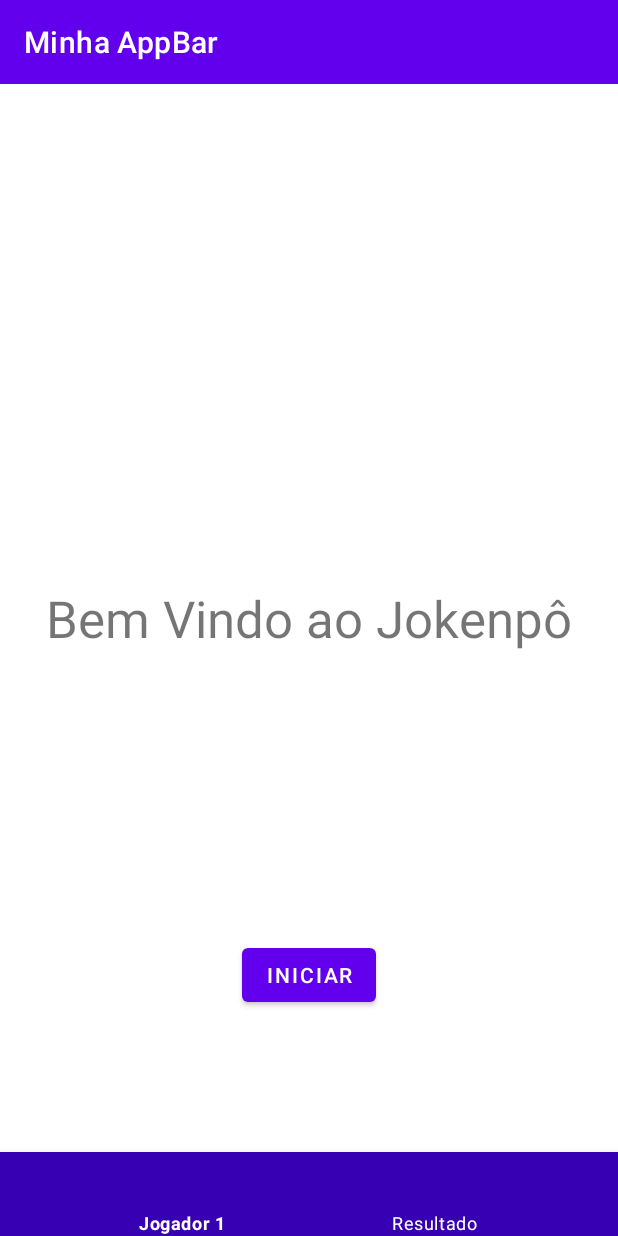
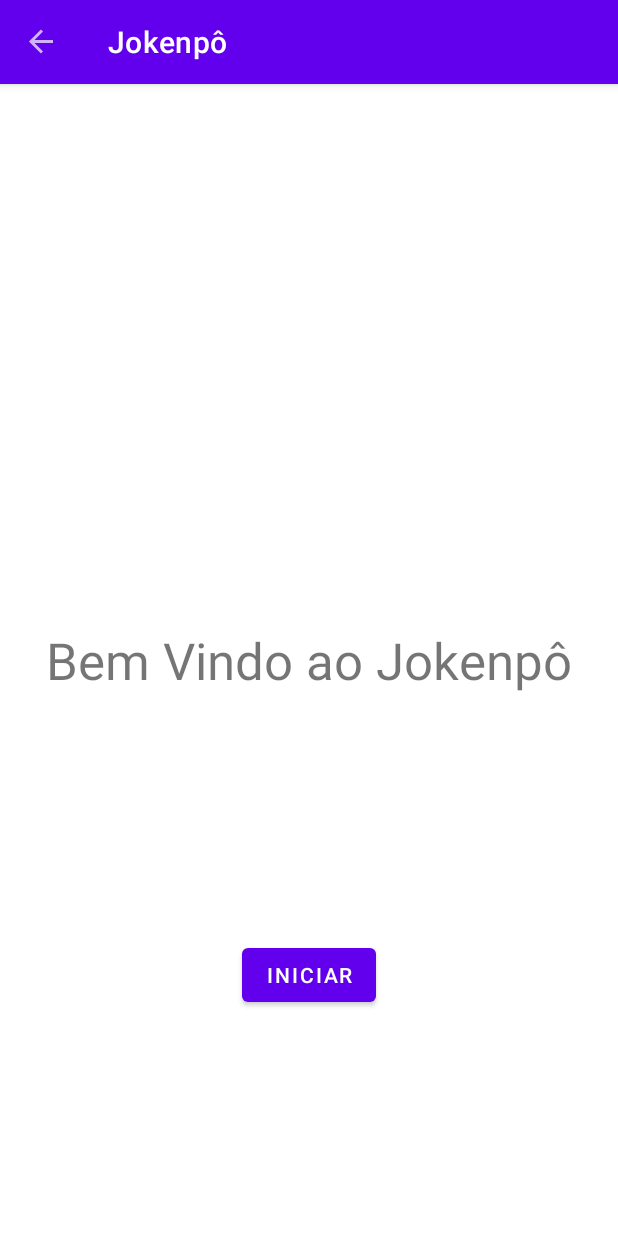
Before and after one commit to giseletoledo/navigation-android, an Android app: the screen it shows after launch (MainActivity), on a phone screen of 412 x 824 dp. Run offline under Robolectric (Android 15) with nearby library versions, the phone set to English and light mode, and no system bars; our stand-ins replace navigation-ui.

Commit message:
corrigindo nome do layout e navegação

```diff
--- a/app/src/main/java/com/ebac/jokenpo/MainActivity.kt
+++ b/app/src/main/java/com/ebac/jokenpo/MainActivity.kt
@@ -1,20 +1,18 @@
 package com.ebac.jokenpo
 
-import android.content.Intent
 import androidx.appcompat.app.AppCompatActivity
 import android.os.Bundle
-import android.view.Menu
-import android.view.MenuItem
-import androidx.core.view.GravityCompat
+import android.view.View
 import androidx.drawerlayout.widget.DrawerLayout
 import androidx.navigation.NavController
 import androidx.navigation.fragment.NavHostFragment
 import androidx.navigation.ui.AppBarConfiguration
+import androidx.navigation.ui.navigateUp
 import androidx.navigation.ui.setupActionBarWithNavController
 import androidx.navigation.ui.setupWithNavController
+import com.ebac.jokenpo.databinding.ActivityMainBinding
 import com.google.android.material.bottomnavigation.BottomNavigationView
 import com.google.android.material.navigation.NavigationView
-import com.ebac.jokenpo.databinding.MainActivityBinding
 
 class MainActivity : AppCompatActivity() {
     lateinit var drawer: DrawerLayout
@@ -22,10 +20,11 @@ class MainActivity : AppCompatActivity() {
     lateinit var bottomNav: BottomNavigationView
 
     lateinit var navController : NavController
+    lateinit var appBarConfiguration: AppBarConfiguration
 
     override fun onCreate(savedInstanceState: Bundle?) {
         super.onCreate(savedInstanceState)
-        val binding = MainActivityBinding.inflate(layoutInflater)
+        val binding = ActivityMainBinding.inflate(layoutInflater)
         val toolbar = binding.toolbar2
 
         setContentView(binding.root)
@@ -39,50 +38,22 @@ class MainActivity : AppCompatActivity() {
         navController = navHostFragment.navController
 
 
-        val appBarConfiguration = AppBarConfiguration(setOf(R.id.playerFragment,R.id.resultFragment), drawer)
+        appBarConfiguration =
+            AppBarConfiguration(setOf(R.id.playerFragment,R.id.resultFragment), drawer)
+
+        navController.addOnDestinationChangedListener{ _, destination, _ ->
+            when(destination.id){
+                R.id.homeFragment -> bottomNav.visibility = View.GONE
+                    else -> bottomNav.visibility = View.VISIBLE
+            }
+        }
 
         setupActionBarWithNavController(navController, appBarConfiguration)
         navDrawer.setupWithNavController(navController)
-
-        setupBottomNavigation()
+        navDrawer.setupWithNavController(navController)
     }
 
-    private fun setupBottomNavigation(){
-        bottomNav.setOnItemSelectedListener {
-                menuItem -> when(menuItem.itemId){
-            R.id.bottom_option_1 -> {
-                carregaPlayer(MainActivity::class.java)
-                true
-            }
-            else -> false
-        }
-        }
+    override fun onSupportNavigateUp(): Boolean {
+       return navController.navigateUp(appBarConfiguration) || super.onSupportNavigateUp()
     }
-
-    private fun carregaPlayer(activity: Class<MainActivity>) {
-        val activityIntent = Intent(this, activity)
-        startActivity(activityIntent)
-    }
-
-    //Abre a drawer navigation essa opção é para AppCompatActivity
-    override fun onSupportNavigateUp(): Boolean {
-        drawer.openDrawer(GravityCompat.START)
-        return true
-    }
-
-  /*  override fun onCreateOptionsMenu(menu: Menu?): Boolean {
-        menuInflater.inflate(R.menu.second_screen_menu, menu)
-        return true
-    }
-*/
- /*   override fun onOptionsItemSelected(item: MenuItem): Boolean {
-        return when(item.itemId){
-            R.id.menu_settings -> {
-                val  mainActivityIntent = Intent(this, HomeFragment::class.java)
-                startActivity(mainActivityIntent)
-                true
-            }
-            else -> false
-        }
-    }*/
 }
--- a/app/src/main/java/com/ebac/jokenpo/PlayerFragment.kt
+++ b/app/src/main/java/com/ebac/jokenpo/PlayerFragment.kt
@@ -1,18 +1,33 @@
 package com.ebac.jokenpo
 
 import android.os.Bundle
+import android.view.*
 import androidx.fragment.app.Fragment
-import android.view.LayoutInflater
-import android.view.View
-import android.view.ViewGroup
+import androidx.navigation.fragment.findNavController
+import androidx.navigation.ui.onNavDestinationSelected
+import com.ebac.jokenpo.databinding.FragmentPlayerBinding
 
 class PlayerFragment : Fragment() {
+
+    lateinit var root: View
 
     override fun onCreateView(
         inflater: LayoutInflater, container: ViewGroup?,
         savedInstanceState: Bundle?
     ): View? {
-        // Inflate the layout for this fragment
-        return inflater.inflate(R.layout.fragment_player, container, false)
+        val binding = FragmentPlayerBinding.inflate(inflater, container, false)
+        root = binding.root
+
+        setHasOptionsMenu(true)
+
+        return root
+    }
+
+    override fun onCreateOptionsMenu(menu: Menu, inflater: MenuInflater) {
+        inflater.inflate(R.menu.second_screen_menu, menu)
+    }
+
+    override fun onOptionsItemSelected(item: MenuItem): Boolean {
+        return item.onNavDestinationSelected(findNavController())
     }
 }
--- a/app/src/main/java/com/ebac/jokenpo/ResultFragment.kt
+++ b/app/src/main/java/com/ebac/jokenpo/ResultFragment.kt
@@ -1,10 +1,11 @@
 package com.ebac.jokenpo
 
 import android.os.Bundle
+import android.view.*
 import androidx.fragment.app.Fragment
-import android.view.LayoutInflater
-import android.view.View
-import android.view.ViewGroup
+import androidx.fragment.app.setFragmentResult
+import androidx.navigation.fragment.findNavController
+import androidx.navigation.ui.onNavDestinationSelected
 
 class ResultFragment : Fragment() {
 
@@ -12,7 +13,15 @@ class ResultFragment : Fragment() {
         inflater: LayoutInflater, container: ViewGroup?,
         savedInstanceState: Bundle?
     ): View? {
-        // Inflate the layout for this fragment
+        setHasOptionsMenu(true)
         return inflater.inflate(R.layout.fragment_result, container, false)
     }
+
+    override fun onCreateOptionsMenu(menu: Menu, inflater: MenuInflater) {
+        inflater.inflate(R.menu.second_screen_menu, menu)
+    }
+
+    override fun onOptionsItemSelected(item: MenuItem): Boolean {
+        return item.onNavDestinationSelected(findNavController())
+    }
 }
--- a/app/src/main/res/layout/main_activity.xml
+++ b/app/src/main/res/layout/activity_main.xml
@@ -5,30 +5,28 @@
     android:layout_width="match_parent"
     android:layout_height="match_parent"
     tools:context=".MainActivity"
-    tools:openDrawer="start"
-    tools:visibility="visible">
+    tools:openDrawer="start">
 
     <androidx.constraintlayout.widget.ConstraintLayout
         android:layout_width="match_parent"
         android:layout_height="match_parent">
 
-
-        <androidx.appcompat.widget.Toolbar
-            android:id="@+id/toolbar2"
-            android:layout_width="0dp"
+        <com.google.android.material.appbar.AppBarLayout
+            android:id="@+id/appBarLayout"
+            android:layout_width="match_parent"
             android:layout_height="wrap_content"
-            android:background="?attr/colorPrimary"
-            android:minHeight="?attr/actionBarSize"
-            android:theme="?attr/actionBarTheme"
-            app:contentInsetStart="0dp"
-            app:contentInsetStartWithNavigation="0dp"
+            android:theme="@style/Theme.Jokenpo.AppOverlay"
             app:layout_constraintEnd_toEndOf="parent"
             app:layout_constraintStart_toStartOf="parent"
-            app:layout_constraintTop_toTopOf="parent"
-            app:menu="@menu/second_screen_menu"
-            app:title="@string/player_screen_title"
-            app:titleMargin="10dp"
-            app:titleMarginBottom="8dp" />
+            app:layout_constraintTop_toTopOf="parent">
+
+            <androidx.appcompat.widget.Toolbar
+                android:id="@+id/toolbar2"
+                android:layout_width="match_parent"
+                android:layout_height="?attr/actionBarSize"
+                android:theme="@style/Theme.Jokenpo.PopOverlay" />
+
+        </com.google.android.material.appbar.AppBarLayout>
 
         <androidx.fragment.app.FragmentContainerView
             android:id="@+id/fragmentContainerView"
@@ -39,7 +37,7 @@
             app:layout_constraintBottom_toBottomOf="@+id/bottomNav"
             app:layout_constraintEnd_toEndOf="parent"
             app:layout_constraintStart_toStartOf="parent"
-            app:layout_constraintTop_toTopOf="@+id/toolbar2"
+            app:layout_constraintTop_toBottomOf="@+id/appBarLayout"
             app:navGraph="@navigation/jokenpo_nav" />
 
         <com.google.android.material.bottomnavigation.BottomNavigationView
@@ -48,19 +46,18 @@
             android:layout_height="56dp"
             android:background="@color/purple_700"
             app:itemBackground="@color/purple_700"
-            app:itemPaddingBottom="4dp"
+            app:itemPaddingBottom="14dp"
             app:itemTextColor="#FFFFFF"
             app:layout_constraintBottom_toBottomOf="parent"
             app:layout_constraintEnd_toEndOf="parent"
             app:layout_constraintStart_toStartOf="parent"
-            app:menu="@menu/bottom_nav_menu"
-            tools:visibility="visible" />
+            app:menu="@menu/bottom_nav_menu" />
 
     </androidx.constraintlayout.widget.ConstraintLayout>
 
     <com.google.android.material.navigation.NavigationView
         android:id="@+id/navView"
-        android:layout_width="match_parent"
+        android:layout_width="wrap_content"
         android:layout_height="match_parent"
         android:layout_gravity="start"
         app:headerLayout="@layout/menu_header"
--- a/app/src/main/res/layout/fragment_home.xml
+++ b/app/src/main/res/layout/fragment_home.xml
@@ -27,16 +27,4 @@
         app:layout_constraintEnd_toEndOf="parent"
         app:layout_constraintStart_toStartOf="parent" />
 
-    <androidx.appcompat.widget.Toolbar
-        android:id="@+id/toolbar"
-        android:layout_width="0dp"
-        android:layout_height="wrap_content"
-        android:background="?attr/colorPrimary"
-        android:minHeight="?attr/actionBarSize"
-        android:theme="?attr/actionBarTheme"
-        app:layout_constraintEnd_toEndOf="parent"
-        app:layout_constraintStart_toStartOf="parent"
-        app:layout_constraintTop_toTopOf="parent"
-        app:title="Minha AppBar" />
-
 </androidx.constraintlayout.widget.ConstraintLayout>
--- a/app/src/main/res/menu/bottom_nav_menu.xml
+++ b/app/src/main/res/menu/bottom_nav_menu.xml
@@ -1,11 +1,11 @@
 <?xml version="1.0" encoding="utf-8"?>
 <menu xmlns:android="http://schemas.android.com/apk/res/android">
     <item
-        android:id="@+id/bottom_option_1"
+        android:id="@+id/playerFragment"
         android:title="@string/bottom_nav_title_1"
         />
     <item
-        android:id="@+id/bottom_option_2"
+        android:id="@+id/resultFragment"
         android:title="@string/bottom_nav_title_2"
         />
 </menu>
--- a/app/src/main/res/menu/second_screen_menu.xml
+++ b/app/src/main/res/menu/second_screen_menu.xml
@@ -2,7 +2,7 @@
 <menu xmlns:android="http://schemas.android.com/apk/res/android"
     xmlns:app="http://schemas.android.com/apk/res-auto">
     <item
-        android:id="@+id/menu_settings"
+        android:id="@+id/homeFragment"
         android:title="@string/menu_settings_title"
         app:showAsAction="never"
         />
--- a/app/src/main/res/navigation/jokenpo_nav.xml
+++ b/app/src/main/res/navigation/jokenpo_nav.xml
@@ -3,23 +3,25 @@
     xmlns:app="http://schemas.android.com/apk/res-auto"
     xmlns:tools="http://schemas.android.com/tools"
     android:id="@+id/jokenpo_nav"
+    android:label="Resultado"
     app:startDestination="@id/homeFragment">
 
     <fragment
         android:id="@+id/homeFragment"
         android:name="com.ebac.jokenpo.HomeFragment"
-        android:label="fragment_home"
-        tools:layout="@layout/fragment_home" >
+        android:label="Jokenpô"
+        tools:layout="@layout/fragment_home">
         <action
             android:id="@+id/action_homeFragment_to_game_nav"
             app:destination="@id/game_nav" />
     </fragment>
-    <navigation android:id="@+id/game_nav"
+    <navigation
+        android:id="@+id/game_nav"
         app:startDestination="@id/playerFragment">
         <fragment
             android:id="@+id/playerFragment"
             android:name="com.ebac.jokenpo.PlayerFragment"
-            android:label="fragment_player"
+            android:label="Jogador"
             tools:layout="@layout/fragment_player" />
         <fragment
             android:id="@+id/resultFragment"
--- a/app/src/main/res/values/strings.xml
+++ b/app/src/main/res/values/strings.xml
@@ -3,7 +3,7 @@
     <string name="button_title">Iniciar</string>
     <string name="player_screen_title">Jogador 1</string>
     <string name="menu_save_title">Salvar</string>
-    <string name="menu_settings_title">Configurações</string>
+    <string name="menu_settings_title">Reiniciar</string>
     <string name="drawer_player_title">Jogador</string>
     <string name="drawer_result_title">Resultado</string>
     <string name="bottom_nav_title_1">Jogador 1</string>
--- a/app/src/main/res/values/themes.xml
+++ b/app/src/main/res/values/themes.xml
@@ -18,4 +18,7 @@
         <item name="windowActionBar">false</item>
         <item name="windowNoTitle">true</item>
     </style>
+    <style name="Theme.Jokenpo.AppOverlay" parent="ThemeOverlay.AppCompat.Light"/>
+    <style name="Theme.Jokenpo.PopOverlay" parent="ThemeOverlay.AppCompat.Dark"/>
+
 </resources>
```
